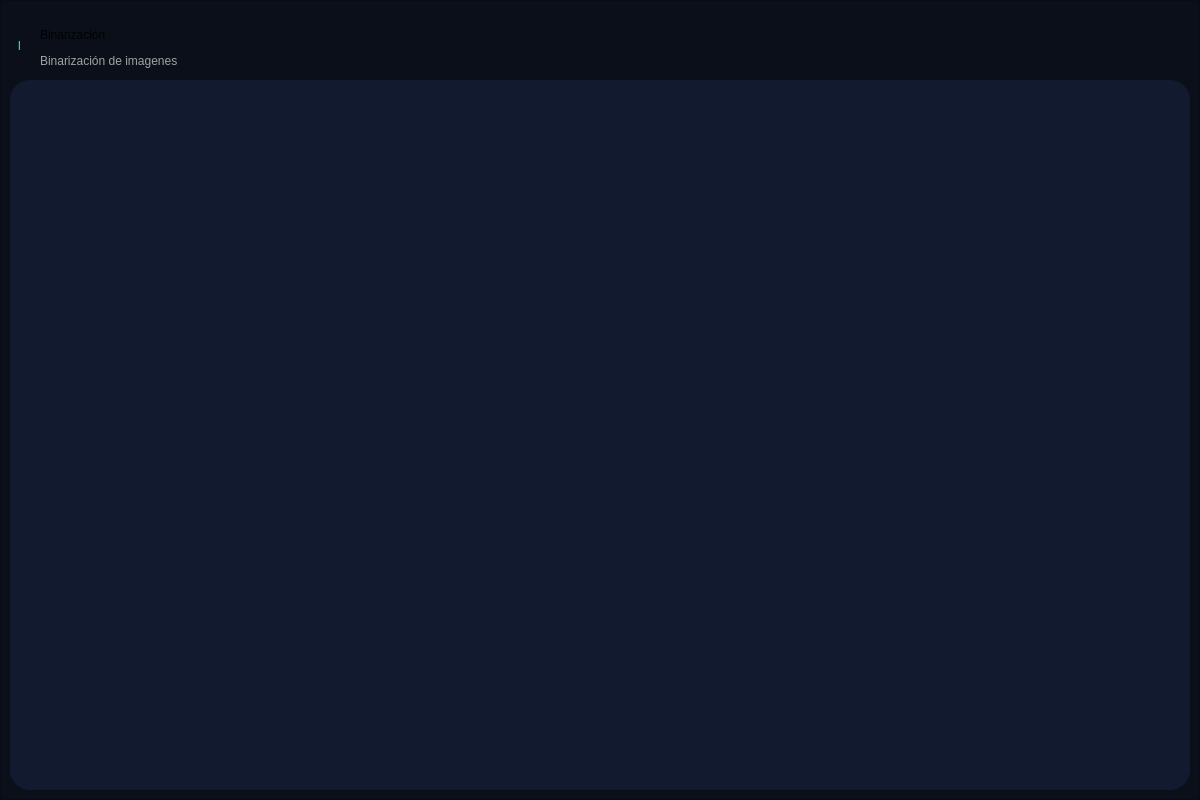
This is ui/pages/Tfrm_Binarizacion.ui in DemonSlayer5768/BioImageOptimizer as Qt 5 draws it before an edit. The edited form follows.
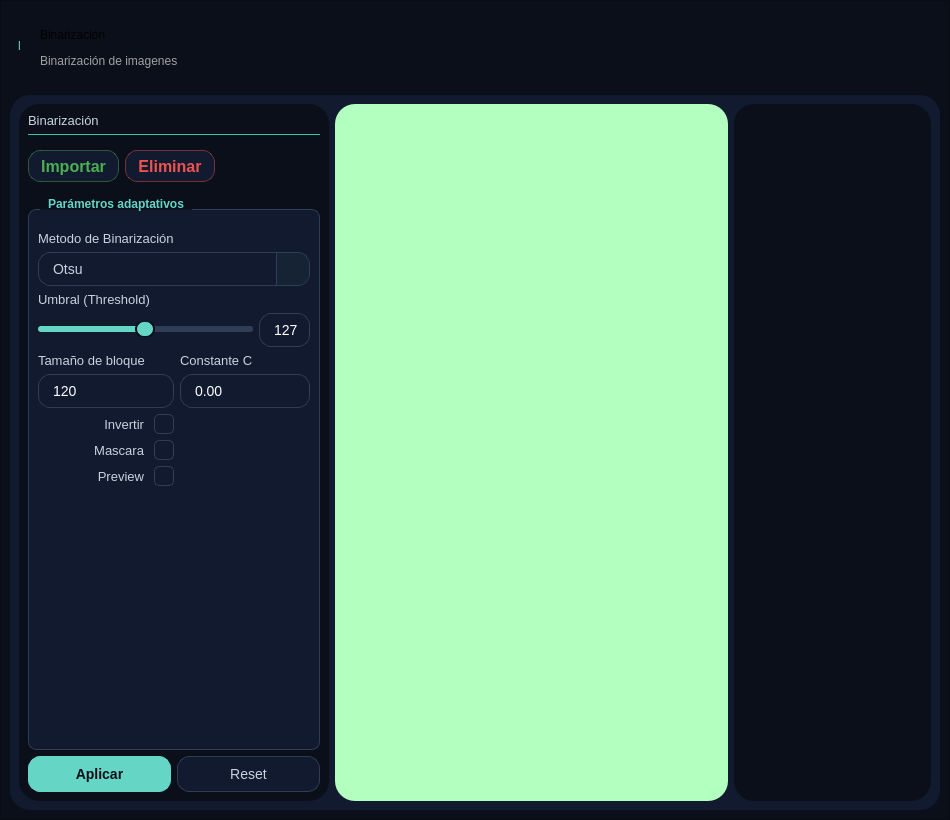
This is the edited form. Icons and pictures are not drawn.

Commit message: feat: desing side bar en page binarizacion

What changed in the file:
```diff
--- a/ui/pages/Tfrm_Binarizacion.ui
+++ b/ui/pages/Tfrm_Binarizacion.ui
@@ -6,8 +6,8 @@
    <rect>
     <x>0</x>
     <y>0</y>
-    <width>1200</width>
-    <height>800</height>
+    <width>950</width>
+    <height>820</height>
    </rect>
   </property>
   <property name="windowTitle">
@@ -43,7 +43,7 @@
      <property name="frameShadow">
       <enum>QFrame::Shadow::Raised</enum>
      </property>
-     <layout class="QVBoxLayout" name="verticalLayout_9">
+     <layout class="QVBoxLayout" name="verticalLayout_9" stretch="1,9">
       <item>
        <widget class="QFrame" name="frame_head">
         <property name="maximumSize">
@@ -131,6 +131,676 @@
         <property name="frameShadow">
          <enum>QFrame::Shadow::Raised</enum>
         </property>
+        <layout class="QVBoxLayout" name="verticalLayout_3">
+         <item>
+          <layout class="QHBoxLayout" name="horizontalLayout" stretch="2,4,1">
+           <item>
+            <widget class="QFrame" name="panel_resultados">
+             <property name="styleSheet">
+              <string notr="true">QFrame {
+ 	background-color: #0b0f1a;
+    color: #c8d3e0;
+    font-family: &quot;Segoe UI&quot;, &quot;Inter&quot;, sans-serif;
+    font-size: 13px;
+}</string>
+             </property>
+             <property name="frameShape">
+              <enum>QFrame::Shape::StyledPanel</enum>
+             </property>
+             <property name="frameShadow">
+              <enum>QFrame::Shadow::Raised</enum>
+             </property>
+            </widget>
+           </item>
+           <item>
+            <widget class="QFrame" name="panel_imagenes">
+             <property name="styleSheet">
+              <string notr="true">background-color: rgb(179, 255, 192);</string>
+             </property>
+             <property name="frameShape">
+              <enum>QFrame::Shape::StyledPanel</enum>
+             </property>
+             <property name="frameShadow">
+              <enum>QFrame::Shadow::Raised</enum>
+             </property>
+            </widget>
+           </item>
+           <item>
+            <widget class="QFrame" name="panel_binarizacion">
+             <property name="layoutDirection">
+              <enum>Qt::LayoutDirection::LeftToRight</enum>
+             </property>
+             <property name="styleSheet">
+              <string notr="true">/* ===== Paneles ===== */
+QFrame {
+ 	background-color: #0b0f1a;
+    color: #c8d3e0;
+    font-family: &quot;Segoe UI&quot;, &quot;Inter&quot;, sans-serif;
+    font-size: 13px;
+}</string>
+             </property>
+             <property name="frameShape">
+              <enum>QFrame::Shape::StyledPanel</enum>
+             </property>
+             <property name="frameShadow">
+              <enum>QFrame::Shadow::Raised</enum>
+             </property>
+             <layout class="QVBoxLayout" name="verticalLayout_2" stretch="0,0,1,9,0">
+              <property name="spacing">
+               <number>6</number>
+              </property>
+              <property name="bottomMargin">
+               <number>9</number>
+              </property>
+              <item>
+               <widget class="QLabel" name="lb_pantalla_2">
+                <property name="styleSheet">
+                 <string notr="true">font: 700 12pt &quot;Arial&quot;;</string>
+                </property>
+                <property name="text">
+                 <string>Binarización</string>
+                </property>
+               </widget>
+              </item>
+              <item>
+               <widget class="QFrame" name="Line_2">
+                <property name="maximumSize">
+                 <size>
+                  <width>16777215</width>
+                  <height>1</height>
+                 </size>
+                </property>
+                <property name="styleSheet">
+                 <string notr="true">background-color: rgb(49, 197, 175);</string>
+                </property>
+                <property name="frameShape">
+                 <enum>QFrame::Shape::HLine</enum>
+                </property>
+                <property name="frameShadow">
+                 <enum>QFrame::Shadow::Plain</enum>
+                </property>
+               </widget>
+              </item>
+              <item>
+               <layout class="QHBoxLayout" name="Layout_btns">
+                <property name="spacing">
+                 <number>6</number>
+                </property>
+                <property name="topMargin">
+                 <number>9</number>
+                </property>
+                <property name="bottomMargin">
+                 <number>9</number>
+                </property>
+                <item>
+                 <widget class="QPushButton" name="btn_agregar">
+                  <property name="styleSheet">
+                   <string notr="true">QPushButton#btn_agregar {
+    border: 1px solid rgba(76, 175, 80, 0.45);
+    border-radius: 12px;
+    color: #4CAF50;
+    font-size: 16px;
+    font-weight: 500;
+    padding: 4px 12px;
+    min-height: 22px;
+}
+QPushButton#btn_agregar:hover {
+    background-color: rgba(76, 175, 80, 0.25);
+    border: 1px solid #4CAF50;
+}
+QPushButton#btn_agregar:pressed {
+    background-color: #388E3C;
+    color: #ffffff;
+}
+QPushButton#btn_agregar:disabled {
+    background-color: rgba(47, 62, 86, 0.35);
+    border: 1px solid rgba(47, 62, 86, 0.6);
+    color: #64748b;
+}
+</string>
+                  </property>
+                  <property name="text">
+                   <string>Importar</string>
+                  </property>
+                 </widget>
+                </item>
+                <item>
+                 <widget class="QPushButton" name="btn_eliminar">
+                  <property name="styleSheet">
+                   <string notr="true">QPushButton#btn_eliminar {
+    border: 1px solid rgba(239, 83, 80, 0.45);
+    border-radius: 12px;
+    color: #EF5350;
+    font-size: 16px;
+    font-weight: 500;
+    padding: 4px 12px;
+    min-height: 22px;
+}
+QPushButton#btn_eliminar:hover {
+    background-color: rgba(239, 83, 80, 0.25);
+    border: 1px solid #EF5350;
+}
+QPushButton#btn_eliminar:pressed {
+    background-color: #C62828;
+    color: #ffffff;
+}
+QPushButton#btn_eliminar:disabled {
+    background-color: rgba(47, 62, 86, 0.35);
+    border: 1px solid rgba(47, 62, 86, 0.6);
+    color: #64748b;
+}</string>
+                  </property>
+                  <property name="text">
+                   <string>Eliminar</string>
+                  </property>
+                 </widget>
+                </item>
+                <item>
+                 <spacer name="horizontalSpacer">
+                  <property name="orientation">
+                   <enum>Qt::Orientation::Horizontal</enum>
+                  </property>
+                  <property name="sizeHint" stdset="0">
+                   <size>
+                    <width>40</width>
+                    <height>20</height>
+                   </size>
+                  </property>
+                 </spacer>
+                </item>
+               </layout>
+              </item>
+              <item>
+               <widget class="QGroupBox" name="gb_parametros">
+                <property name="styleSheet">
+                 <string notr="true">/* ===== GroupBox ===== */
+QGroupBox {
+	background-color: rgb(17, 26, 46);
+    border: 1px solid #2f3e56;
+    border-radius: 8px;
+    margin-top: 12px;
+    padding-top: 12px;
+    font-weight: 600;
+}
+
+QGroupBox::title {
+    subcontrol-origin: margin;
+    left: 12px;
+    padding: 0 6px;
+    color: #65D6C6;
+}
+
+QLabel {
+	background-color: rgb(17, 26, 46);
+ 	color: #c8d3e0;
+    font-family: &quot;Segoe UI&quot;, &quot;Inter&quot;, sans-serif;
+    font-size: 13px;
+}
+
+QSpinBox, QDoubleSpinBox {
+    background-color: #111a2e;
+    border: 1px solid #2f3e56;
+    border-radius: 12px;
+
+    color: #ffffffff;
+
+    font-size: 14px;
+    font-weight: 300;
+
+    padding: 6px 8px 6px 12px;
+
+    min-height: 20px;
+}
+
+QSpinBox:hover, QDoubleSpinBox:hover {
+    border: 1px solid #3a506b;
+    background-color: #16223a;
+}
+
+QSpinBox:focus, QDoubleSpinBox:focus {
+    border: 1px solid #65D6C6;
+}
+
+QSpinBox:disabled, QDoubleSpinBox:disabled {
+    background-color: #0d1422;
+    border: 1px solid #1e2a3d;
+    color: #4a5a70;
+}
+
+
+QCheckBox {
+    spacing: 10px;
+    color: #c8d3e0;
+    font-size: 13px;
+    font-weight: 300;
+}
+
+QCheckBox::indicator {
+    width: 18px;
+    height: 18px;
+    border: 1px solid #2f3e56;
+    border-radius: 5px;
+    background-color: #111a2e;
+}
+
+QCheckBox:hover {
+    color: #65D6C6;
+}
+
+
+QCheckBox::indicator:hover {
+    border: 1px solid #65D6C6;
+    background-color: #16223a;
+}
+
+QCheckBox::indicator:checked {
+    background-color: #65D6C6;
+    border: 1px solid #65D6C6;
+}
+
+QCheckBox::indicator:disabled {
+    background-color: #0d1422;
+    border: 1px solid #1e2a3d;
+}
+
+QCheckBox:disabled {
+    color: #4a5a70;
+}
+</string>
+                </property>
+                <property name="title">
+                 <string>Parámetros adaptativos</string>
+                </property>
+                <layout class="QGridLayout" name="gridLayout" rowstretch="0,0,0,0,0,0,0,0,0,0,0,0" columnstretch="0,0,0" columnminimumwidth="0,0,0">
+                 <item row="9" column="0">
+                  <spacer name="verticalSpacer">
+                   <property name="orientation">
+                    <enum>Qt::Orientation::Vertical</enum>
+                   </property>
+                   <property name="sizeHint" stdset="0">
+                    <size>
+                     <width>20</width>
+                     <height>40</height>
+                    </size>
+                   </property>
+                  </spacer>
+                 </item>
+                 <item row="1" column="0" colspan="3">
+                  <widget class="QComboBox" name="cmb_metodo">
+                   <property name="layoutDirection">
+                    <enum>Qt::LayoutDirection::LeftToRight</enum>
+                   </property>
+                   <property name="styleSheet">
+                    <string notr="true">/* ===== QComboBox mejorado ===== */
+QComboBox {
+    border: 1px solid #2f3e56;
+    border-radius: 12px;
+    color: #c8d3e0;
+    font-size: 14px;
+    font-weight: 300;
+    padding: 6px 36px 6px 14px;   /* espacio a la derecha para la flecha */
+    min-height: 20px;
+}
+
+QComboBox:hover {
+    border: 1px solid #3a506b;
+    background-color: #16223a;
+}
+
+QComboBox:disabled {
+    background-color: #0d1422;
+    border: 1px solid #1e2a3d;
+    color: #4a5a70;
+}
+
+/* --- Zona del desplegable (flecha) --- */
+QComboBox::drop-down {
+    subcontrol-origin: padding;
+    subcontrol-position: top right;
+    width: 32px;
+    border: none;
+    border-left: 1px solid #2f3e56;   /* separador sutil */
+    border-top-right-radius: 12px;
+    border-bottom-right-radius: 12px;
+    background-color: rgba(101, 214, 198, 0.05);
+}
+QComboBox::down-arrow {
+    image: url(&quot;D:/Git/BioImageOptimizer/resources/Icons/Icons_Verdes/chevron_down.png&quot;);
+    width: 16px;
+    height: 16px;
+}
+
+QComboBox::down-arrow:on {
+    image: url(&quot;D:/Git/BioImageOptimizer/resources/Icons/Icons_Verdes/chevron_down.png&quot;);
+}
+
+QComboBox::down-arrow:disabled {
+    image: none;
+}
+
+/* --- Lista desplegable --- */
+QComboBox QAbstractItemView {
+    show-decoration-selected: 1;
+    selection-background-color: rgba(101, 214, 198, 0.20);
+    selection-color: #65D6C6;
+}
+
+QComboBox QAbstractItemView::item {
+    min-height: 30px;
+    padding: 7px 12px;
+    border-radius: 6px;
+}
+
+QComboBox QAbstractItemView::item:hover {
+    background-color: rgba(101, 214, 198, 0.15);
+    color: #65D6C6;
+}
+
+
+</string>
+                   </property>
+                   <item>
+                    <property name="text">
+                     <string>Otsu</string>
+                    </property>
+                   </item>
+                   <item>
+                    <property name="text">
+                     <string>Fixed</string>
+                    </property>
+                   </item>
+                   <item>
+                    <property name="text">
+                     <string>Adaptive Mean</string>
+                    </property>
+                   </item>
+                   <item>
+                    <property name="text">
+                     <string>Adaptive Gaussian</string>
+                    </property>
+                   </item>
+                   <item>
+                    <property name="text">
+                     <string>Triangle</string>
+                    </property>
+                   </item>
+                  </widget>
+                 </item>
+                 <item row="3" column="2">
+                  <widget class="QSpinBox" name="spin_umbral">
+                   <property name="layoutDirection">
+                    <enum>Qt::LayoutDirection::LeftToRight</enum>
+                   </property>
+                   <property name="styleSheet">
+                    <string notr="true"/>
+                   </property>
+                   <property name="readOnly">
+                    <bool>false</bool>
+                   </property>
+                   <property name="buttonSymbols">
+                    <enum>QAbstractSpinBox::ButtonSymbols::NoButtons</enum>
+                   </property>
+                   <property name="maximum">
+                    <number>255</number>
+                   </property>
+                   <property name="value">
+                    <number>127</number>
+                   </property>
+                  </widget>
+                 </item>
+                 <item row="3" column="0" colspan="2">
+                  <widget class="QSlider" name="slider_umbral">
+                   <property name="styleSheet">
+                    <string notr="true">QSlider::groove:horizontal {
+    height: 6px;
+    background-color: #2f3e56;
+    border-radius: 3px;
+}
+
+QSlider::sub-page:horizontal {
+    background-color: #65D6C6;
+    border-radius: 3px;
+}
+
+QSlider::add-page:horizontal {
+    background-color: #2f3e56;
+    border-radius: 3px;
+}
+
+QSlider::handle:horizontal {
+    background-color: #65D6C6;
+    border: 2px solid #0b0f1a;
+    width: 16px;
+    height: 16px;
+    margin: -6px 0;
+    border-radius: 9px;
+}
+
+QSlider::handle:horizontal:hover {
+    background-color: #8BE5D8;
+    border: 2px solid #65D6C6;
+}
+
+QSlider::handle:horizontal:disabled {
+    background-color: #4a5a70;
+    border: 2px solid #1b2a41;
+}</string>
+                   </property>
+                   <property name="maximum">
+                    <number>255</number>
+                   </property>
+                   <property name="sliderPosition">
+                    <number>127</number>
+                   </property>
+                   <property name="orientation">
+                    <enum>Qt::Orientation::Horizontal</enum>
+                   </property>
+                  </widget>
+                 </item>
+                 <item row="2" column="0" colspan="2">
+                  <widget class="QLabel" name="lb_parametros">
+                   <property name="text">
+                    <string>Umbral (Threshold)</string>
+                   </property>
+                  </widget>
+                 </item>
+                 <item row="8" column="0">
+                  <widget class="QCheckBox" name="chk_preview">
+                   <property name="enabled">
+                    <bool>true</bool>
+                   </property>
+                   <property name="layoutDirection">
+                    <enum>Qt::LayoutDirection::RightToLeft</enum>
+                   </property>
+                   <property name="styleSheet">
+                    <string notr="true"/>
+                   </property>
+                   <property name="text">
+                    <string>Preview</string>
+                   </property>
+                  </widget>
+                 </item>
+                 <item row="4" column="1">
+                  <widget class="QLabel" name="label_3">
+                   <property name="text">
+                    <string>Constante C</string>
+                   </property>
+                  </widget>
+                 </item>
+                 <item row="0" column="0">
+                  <widget class="QLabel" name="label">
+                   <property name="text">
+                    <string>Metodo de Binarización</string>
+                   </property>
+                  </widget>
+                 </item>
+                 <item row="5" column="1" colspan="2">
+                  <widget class="QDoubleSpinBox" name="doubleSpinBox">
+                   <property name="buttonSymbols">
+                    <enum>QAbstractSpinBox::ButtonSymbols::NoButtons</enum>
+                   </property>
+                  </widget>
+                 </item>
+                 <item row="4" column="0">
+                  <widget class="QLabel" name="label_2">
+                   <property name="text">
+                    <string>Tamaño de bloque</string>
+                   </property>
+                  </widget>
+                 </item>
+                 <item row="6" column="0">
+                  <widget class="QCheckBox" name="chk_invertir">
+                   <property name="enabled">
+                    <bool>true</bool>
+                   </property>
+                   <property name="cursor">
+                    <cursorShape>PointingHandCursor</cursorShape>
+                   </property>
+                   <property name="layoutDirection">
+                    <enum>Qt::LayoutDirection::RightToLeft</enum>
+                   </property>
+                   <property name="styleSheet">
+                    <string notr="true"/>
+                   </property>
+                   <property name="text">
+                    <string>Invertir</string>
+                   </property>
+                  </widget>
+                 </item>
+                 <item row="5" column="0">
+                  <widget class="QSpinBox" name="spin_tamano_bloque">
+                   <property name="layoutDirection">
+                    <enum>Qt::LayoutDirection::LeftToRight</enum>
+                   </property>
+                   <property name="styleSheet">
+                    <string notr="true"/>
+                   </property>
+                   <property name="readOnly">
+                    <bool>false</bool>
+                   </property>
+                   <property name="buttonSymbols">
+                    <enum>QAbstractSpinBox::ButtonSymbols::NoButtons</enum>
+                   </property>
+                   <property name="maximum">
+                    <number>255</number>
+                   </property>
+                   <property name="value">
+                    <number>120</number>
+                   </property>
+                  </widget>
+                 </item>
+                 <item row="7" column="0">
+                  <widget class="QCheckBox" name="chk_mascara">
+                   <property name="enabled">
+                    <bool>true</bool>
+                   </property>
+                   <property name="layoutDirection">
+                    <enum>Qt::LayoutDirection::RightToLeft</enum>
+                   </property>
+                   <property name="styleSheet">
+                    <string notr="true"/>
+                   </property>
+                   <property name="text">
+                    <string>Mascara</string>
+                   </property>
+                  </widget>
+                 </item>
+                </layout>
+               </widget>
+              </item>
+              <item>
+               <layout class="QHBoxLayout" name="horizontalLayout_2">
+                <item>
+                 <widget class="QPushButton" name="btn_aplicar">
+                  <property name="cursor">
+                   <cursorShape>PointingHandCursor</cursorShape>
+                  </property>
+                  <property name="styleSheet">
+                   <string notr="true">QPushButton {
+    background-color: #65D6C6;
+
+    border: 1px solid #65D6C6;
+    border-radius: 12px;
+
+    color: #0b0f1a;
+
+    font-size: 14px;
+    font-weight: 600;
+
+    padding: 9px 16px;
+}
+
+QPushButton:hover {
+    background-color: #8BE5D8;
+    border: 1px solid #8BE5D8;
+}
+
+QPushButton:pressed {
+    background-color: #45BFAF;
+    border: 1px solid #45BFAF;
+}
+
+QPushButton:disabled {
+    background-color: #1b2a41;
+    border: 1px solid #2f3e56;
+    color: #64748b;
+}</string>
+                  </property>
+                  <property name="text">
+                   <string>Aplicar</string>
+                  </property>
+                 </widget>
+                </item>
+                <item>
+                 <widget class="QPushButton" name="btn_reset">
+                  <property name="cursor">
+                   <cursorShape>PointingHandCursor</cursorShape>
+                  </property>
+                  <property name="styleSheet">
+                   <string notr="true">QPushButton {
+    background-color: #111a2e;
+
+    border: 1px solid #2f3e56;
+    border-radius: 12px;
+
+    color: #c8d3e0;
+
+    font-size: 14px;
+    font-weight: 400;
+
+    padding: 9px 16px;
+}
+
+QPushButton:hover {
+    background-color: #1b2a41;
+    border: 1px solid #3a506b;
+    color: #65D6C6;
+}
+
+QPushButton:pressed {
+    background-color: #16223a;
+    border: 1px solid #65D6C6;
+}
+
+QPushButton:disabled {
+    background-color: #0d1422;
+    border: 1px solid #1e2a3d;
+    color: #4a5a70;
+}</string>
+                  </property>
+                  <property name="text">
+                   <string>Reset</string>
+                  </property>
+                 </widget>
+                </item>
+               </layout>
+              </item>
+             </layout>
+            </widget>
+           </item>
+          </layout>
+         </item>
+        </layout>
        </widget>
       </item>
      </layout>
```
